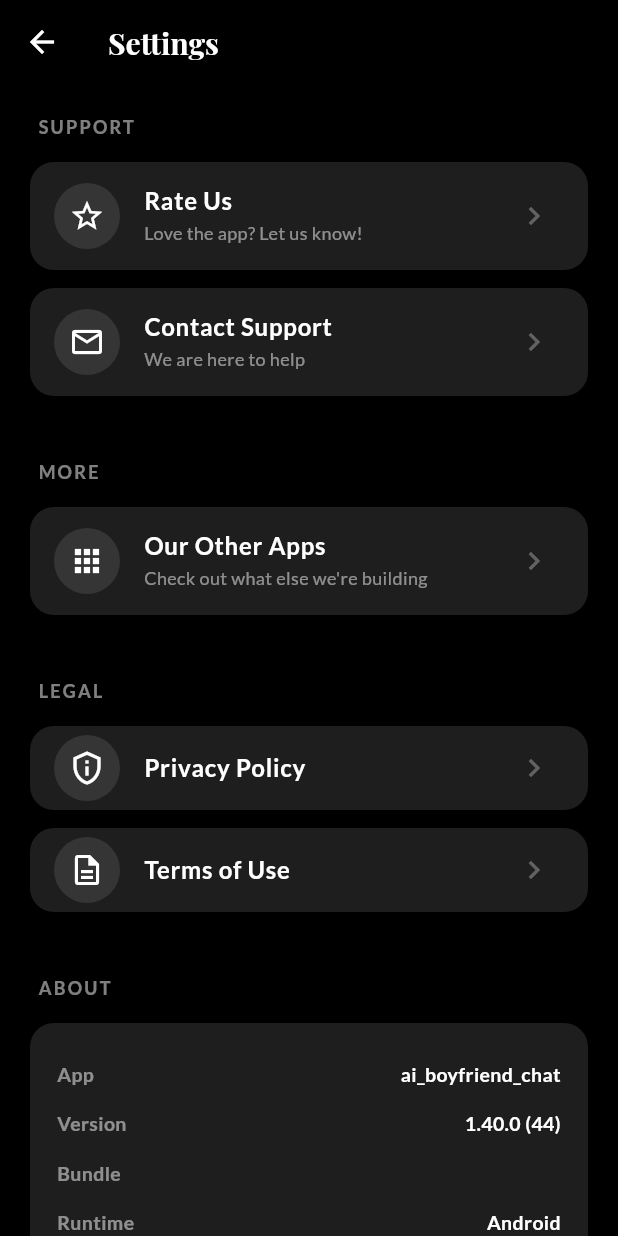
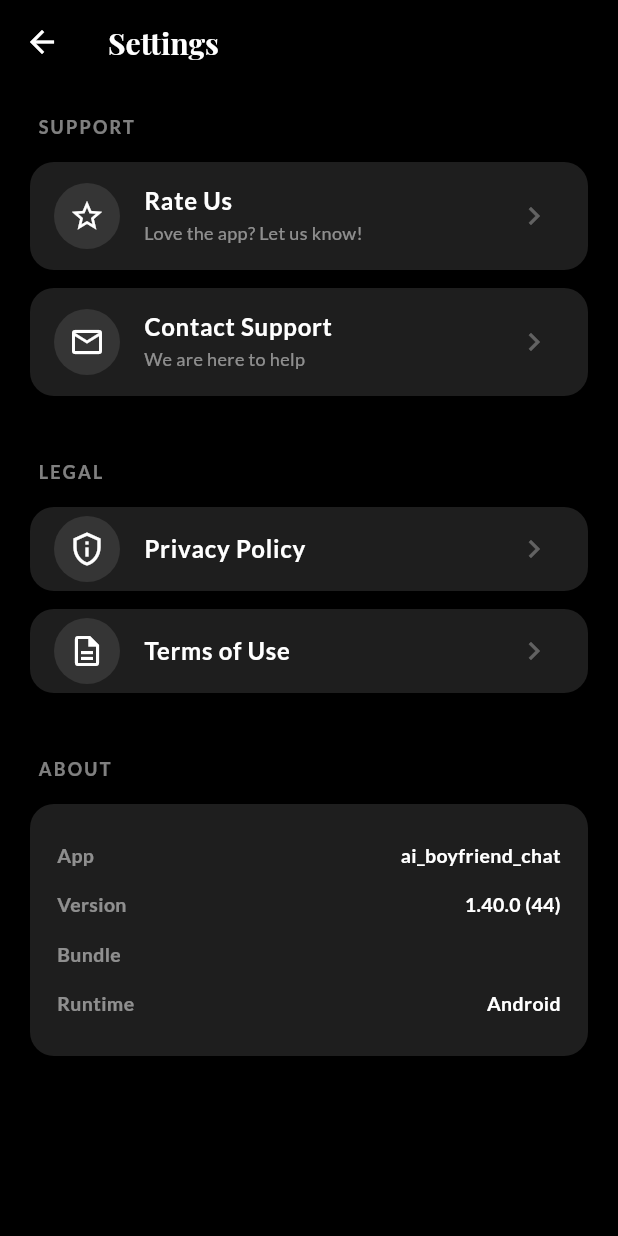
Before and after one commit to sklabsadmin/MyMate2c, a Flutter app: the screen it shows after launch, after a tap on "Start the Romance", after a tap on the "settings" icon, on a phone screen of 412 x 824 dp. Run offline on Flutter 3.47's test engine with Material 3 defaults, Android fonts, the phone set to English and light mode, and no system bars; our stand-ins replace dio, flutter_dotenv, flutter_local_notifications, flutter_riverpod, go_router, google_fonts and 5 more; missing offline and left inert: purchases_flutter.

Commit message:
Remove Our Other Apps link from settings
Co-Authored-By: Claude Fable 5 <noreply@anthropic.com>

```diff
--- a/lib/src/features/settings/presentation/settings_screen.dart
+++ b/lib/src/features/settings/presentation/settings_screen.dart
@@ -57,14 +57,6 @@ class _SettingsScreenState extends ConsumerState<SettingsScreen> {
         // Android uses package name automatically
         inAppReview.openStoreListing();
       }
-    }
-  }
-
-  Future<void> _openOtherApps() async {
-    if (kIsWeb || defaultTargetPlatform == TargetPlatform.iOS) {
-      _launchUrl('https://apps.apple.com/in/developer/we-agency/id1830663308');
-    } else if (defaultTargetPlatform == TargetPlatform.android) {
-      _launchUrl('https://play.google.com/store/apps/developer?id=We+Agency');
     }
   }
 
@@ -149,16 +141,6 @@ class _SettingsScreenState extends ConsumerState<SettingsScreen> {
               title: 'Contact Support',
               subtitle: 'We are here to help',
               onTap: _sendEmail,
-            ),
-
-            const SizedBox(height: 30),
-            _buildSectionHeader('MORE'),
-            _buildSettingsTile(
-              context,
-              icon: Icons.apps,
-              title: 'Our Other Apps',
-              subtitle: 'Check out what else we\'re building',
-              onTap: _openOtherApps,
             ),
 
             const SizedBox(height: 30),
```
